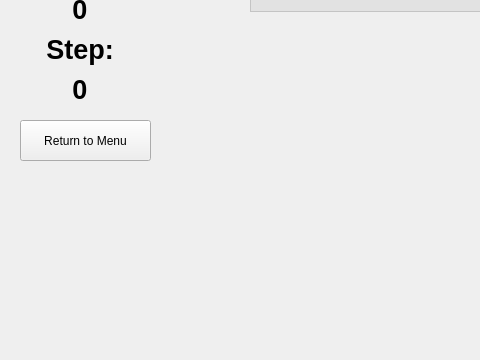
This is gamewindow.ui in F74036344/candyCrush as Qt 5 draws it before an edit; both pictures show x 0 to 480 and y 240 to 600 of the 800 by 600 pixel window. The edited form follows.
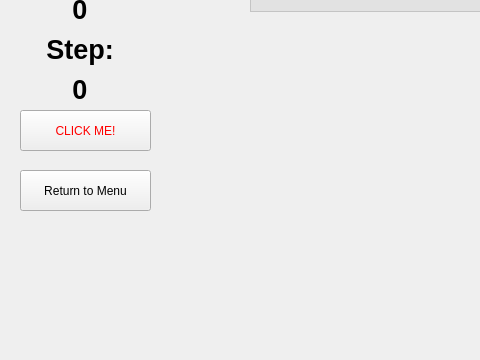
This is the edited form. Icons and pictures are not drawn.

```diff
--- a/gamewindow.ui
+++ b/gamewindow.ui
@@ -207,7 +207,7 @@
    <property name="geometry">
     <rect>
      <x>20</x>
-     <y>360</y>
+     <y>410</y>
      <width>131</width>
      <height>41</height>
     </rect>
@@ -216,6 +216,36 @@
     <string>Return to Menu</string>
    </property>
   </widget>
+  <widget class="QPushButton" name="pushButton_clickMe">
+   <property name="geometry">
+    <rect>
+     <x>20</x>
+     <y>350</y>
+     <width>131</width>
+     <height>41</height>
+    </rect>
+   </property>
+   <property name="cursor">
+    <cursorShape>PointingHandCursor</cursorShape>
+   </property>
+   <property name="styleSheet">
+    <string notr="true">font: 75 11pt &quot;Adobe 黑体 Std R&quot;;
+color: rgb(255, 0, 0);</string>
+   </property>
+   <property name="text">
+    <string>CLICK ME!</string>
+   </property>
+   <property name="icon">
+    <iconset resource="resource.qrc">
+     <normaloff>:/image/Resource/bomb.png</normaloff>:/image/Resource/bomb.png</iconset>
+   </property>
+   <property name="iconSize">
+    <size>
+     <width>40</width>
+     <height>40</height>
+    </size>
+   </property>
+  </widget>
  </widget>
  <resources>
   <include location="resource.qrc"/>
```
Left out of the diff: 3 changed lines with no effect on the pictures.
